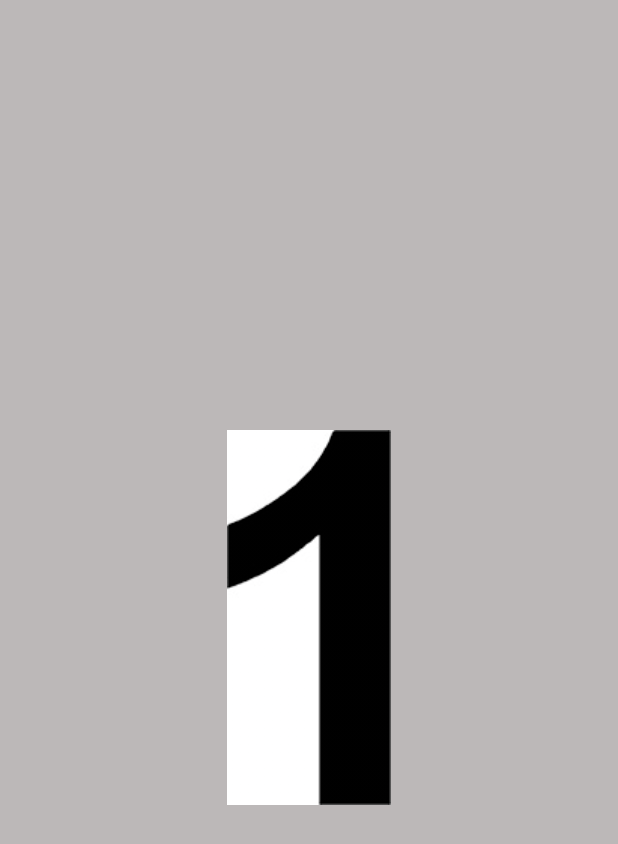
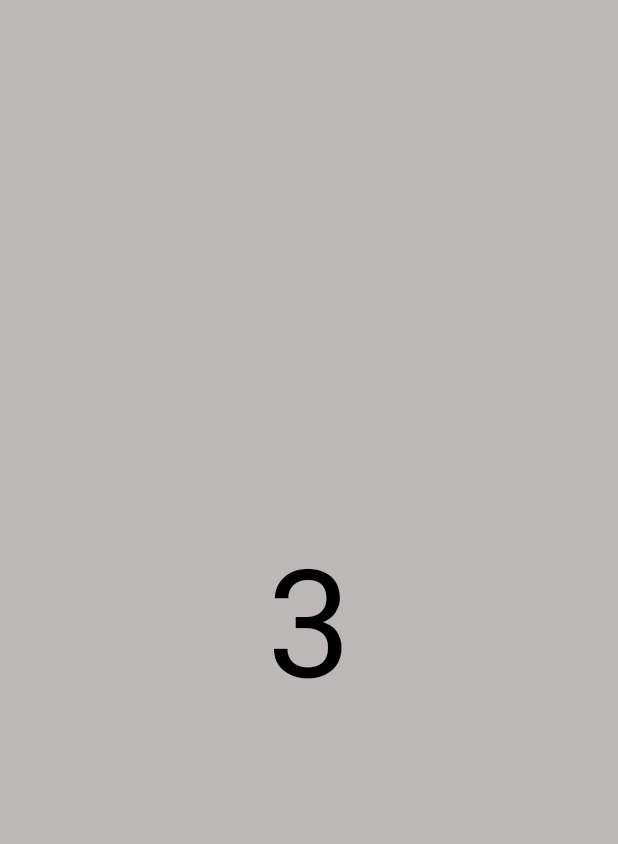
Before and after one commit to MilapNaik/MentalMathWorkout, an Android app: the EasyCountDown screen opened directly, with no data from a screen before it, on a phone screen of 412 x 824 dp. Shown: the top 844 px of the screen. Run offline under Robolectric (Android 15) with nearby library versions, the phone set to English and light mode, and no system bars.

Commit message:
Countdown timer works

```diff
--- a/app/src/main/java/com/milapnaik/mentalmathworkout/EasyCountDown.java
+++ b/app/src/main/java/com/milapnaik/mentalmathworkout/EasyCountDown.java
@@ -1,6 +1,7 @@
 package com.milapnaik.mentalmathworkout;
 
 import android.content.Intent;
+import android.graphics.Color;
 import android.os.Bundle;
 import android.support.v7.app.AppCompatActivity;
 import android.view.animation.Animation;
@@ -10,17 +11,41 @@ import android.view.animation.AlphaAnimation;
 import android.view.animation.DecelerateInterpolator;
 import android.view.animation.AccelerateInterpolator;
 import android.view.animation.AnimationSet;
+import android.os.CountDownTimer;
+import android.widget.TextView;
 
 /**
  * Created by MilapNaik on 5/2/16.
  */
 public class EasyCountDown extends AppCompatActivity{
+    CountDownTimer countDownTimer;
+    TextView timer;
 
     @Override
     protected void onCreate(Bundle savedInstanceState) {
         super.onCreate(savedInstanceState);
         setContentView(R.layout.activity_ecd);
-        final ImageView one = (ImageView) findViewById(R.id.imageone);
+        timer = (TextView) findViewById(R.id.timer);
+        timer.setTextSize(100);
+        timer.setTextColor(Color.rgb(0, 0, 0));
+
+
+        countDownTimer = new CountDownTimer(4000, 1000) {
+            @Override
+            public void onTick(long millisUntilFinished) {
+                timer.setText(String.valueOf((int) millisUntilFinished / 1000));
+            }
+
+            @Override
+            public void onFinish() {
+                Intent intent = new Intent(EasyCountDown.this, MathTest.class);
+                startActivity(intent); //Start new activity
+            }
+        }.start();
+
+
+
+        /*final ImageView one = (ImageView) findViewById(R.id.imageone);
         ImageView two = (ImageView) findViewById(R.id.imagetwo);
         ImageView three = (ImageView) findViewById(R.id.imagethree);
         final Animation fadeout = AnimationUtils.loadAnimation(getBaseContext(), R.anim.abc_fade_out);
@@ -40,7 +65,8 @@ public class EasyCountDown extends AppCompatActivity{
         animation.addAnimation(fadeOut);
         three.setAnimation(animation);
 
-        /*Animate number two*/
+
+        /*Animate number two
         Animation fadeIn2 = new AlphaAnimation(0, 1);
         fadeIn2.setInterpolator(new DecelerateInterpolator()); //add this
         fadeIn2.setStartOffset(3000);
@@ -78,7 +104,7 @@ public class EasyCountDown extends AppCompatActivity{
     protected void onPause() {
         super.onPause();
         finish();
+    }*/
+
     }
-
-
 }
--- a/app/src/main/res/layout/activity_ecd.xml
+++ b/app/src/main/res/layout/activity_ecd.xml
@@ -5,7 +5,7 @@
     tools:context=".EasyCountDown"
     android:background="#bcb8b8">
 
-    <ImageView
+    <!--<ImageView
         android:layout_width="wrap_content"
         android:layout_height="wrap_content"
         android:id="@+id/imageone"
@@ -32,7 +32,14 @@
         android:background="#bcb8b8"
         android:layout_alignTop="@+id/imageone"
         android:layout_alignRight="@+id/imagetwo"
-        android:layout_alignEnd="@+id/imagetwo" />
+        android:layout_alignEnd="@+id/imagetwo" />-->
 
 
+    <TextView
+        android:layout_width="wrap_content"
+        android:layout_height="wrap_content"
+        android:text=""
+        android:id="@+id/timer"
+        android:layout_centerVertical="true"
+        android:layout_centerHorizontal="true" />
 </RelativeLayout>
```
